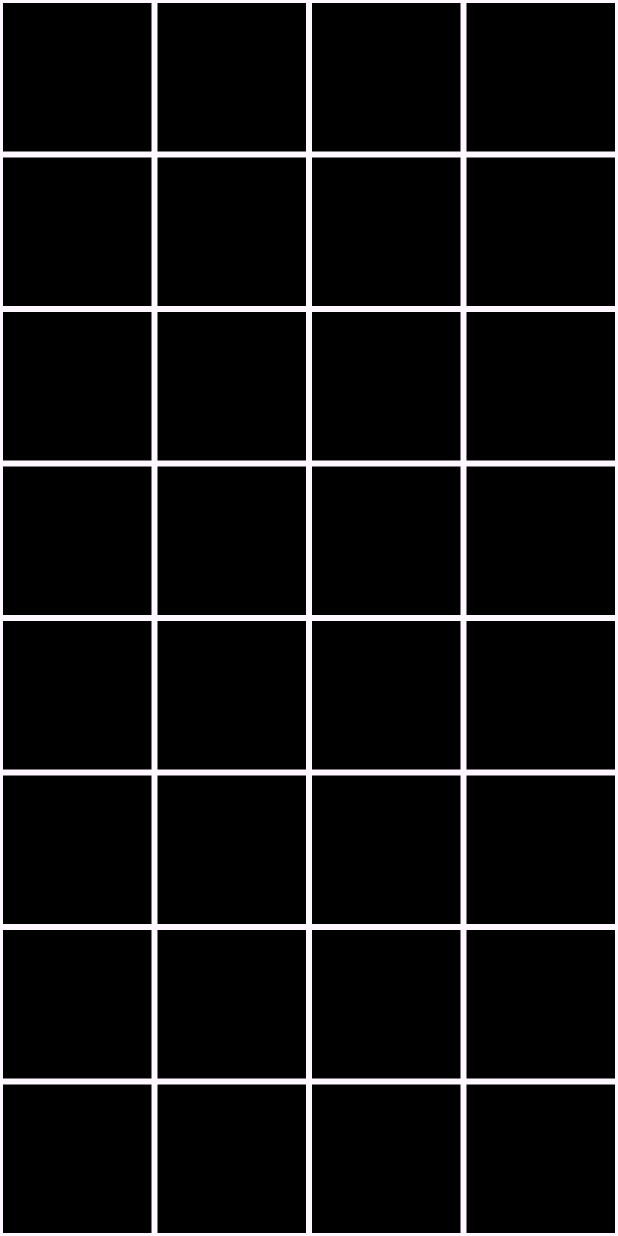
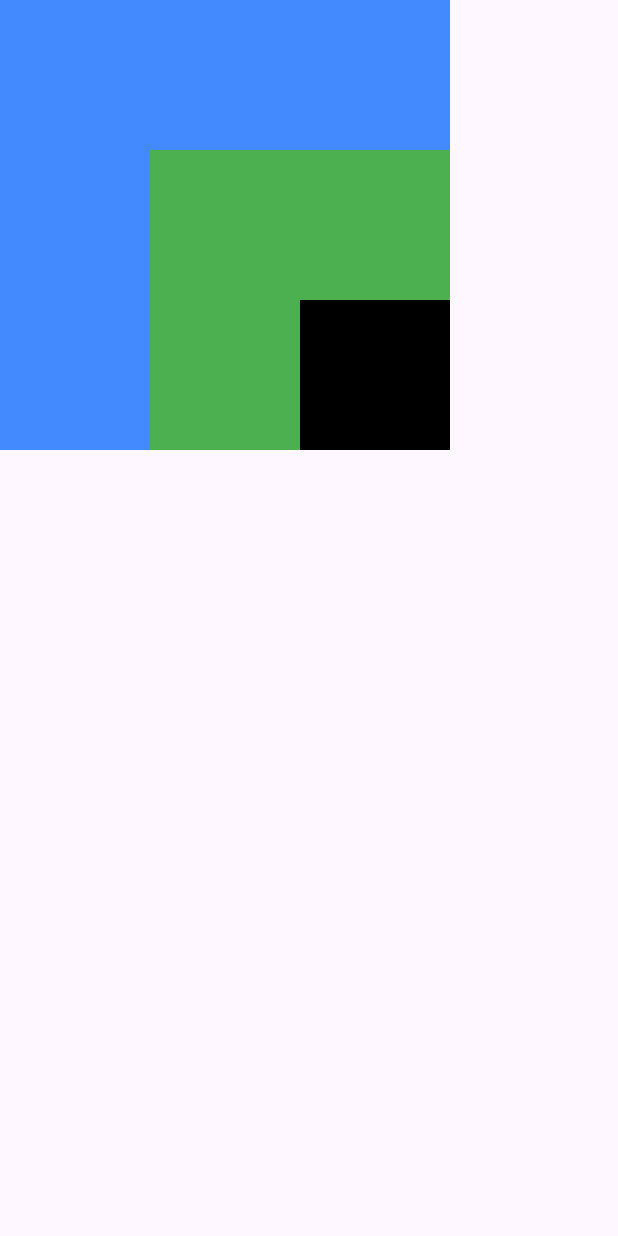
Before and after one commit to Anvarjon7/my_flutter, a Flutter app: the screen it shows after launch, on a phone screen of 412 x 824 dp. Run offline on Flutter 3.47's test engine with Material 3 defaults, Android fonts, the phone set to English and light mode, and no system bars.

Commit message:
added StackEx

```diff
--- a/lib/main.dart
+++ b/lib/main.dart
@@ -14,20 +14,31 @@ class MyApp extends StatelessWidget {
     return MaterialApp(
       debugShowCheckedModeBanner: false,
       home: Scaffold(
-        body: GridView.builder(
-          itemCount: 64,
-            gridDelegate:
-            SliverGridDelegateWithFixedCrossAxisCount(crossAxisCount: 4),
-          itemBuilder: (context,index) => Container(
-            color: Colors.black,
-            margin: EdgeInsets.all(2),
-          ),
-
-
-        ),
-      ),
-
-
+        body:Stack(
+          alignment: Alignment.bottomRight,
+          children: [
+            //big box
+            Container(
+              height: 300,
+              width: 300,
+              color: Colors.blueAccent,
+            ),
+            //medium box
+            Container(
+              height: 200,
+              width: 200,
+              color: Colors.green,
+            ),
+            //small box
+            Container(
+              height: 100,
+              width: 100,
+              color: Colors.black,
+            )
+            //
+          ],
+        )
+      )
     );
   }
 }
```
